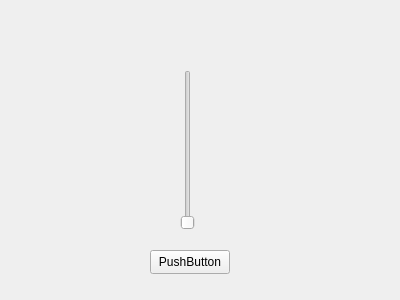
Before: the Qt Designer form ecatwidget.ui in cjmin1233/ServoDemo, drawn with Qt 5.
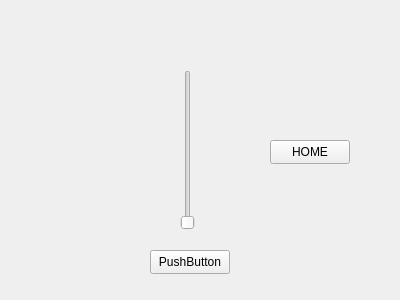
After: the same form once the commit is applied.

Commit message: home 버튼 추가 - 코드 리팩토링. - homing 완료시 원점 이동하도록 수정.

What changed in the file:
```diff
--- a/ecatwidget.ui
+++ b/ecatwidget.ui
@@ -39,6 +39,19 @@
     <string>PushButton</string>
    </property>
   </widget>
+  <widget class="QPushButton" name="btnHome">
+   <property name="geometry">
+    <rect>
+     <x>270</x>
+     <y>140</y>
+     <width>80</width>
+     <height>24</height>
+    </rect>
+   </property>
+   <property name="text">
+    <string>HOME</string>
+   </property>
+  </widget>
  </widget>
  <resources/>
  <connections/>
```
The commit also changes 7 other files.
